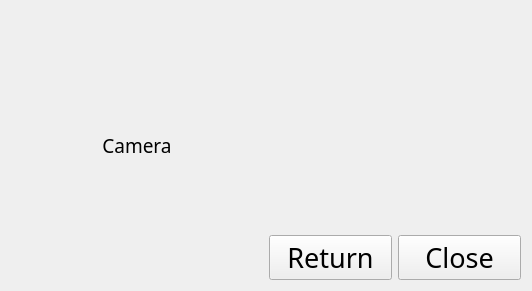
This is GUI/information.ui in phuongthunee/Face-Recognition-in-Real-time as Qt 5 draws it before an edit. The edited form follows.
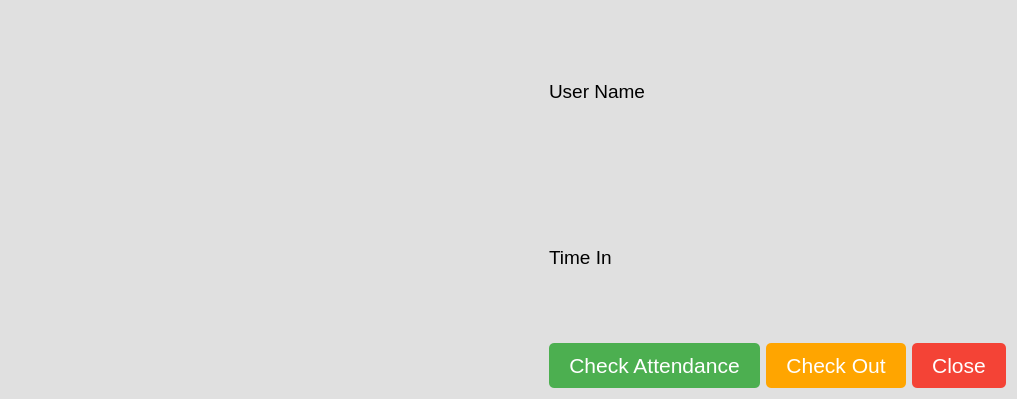
This is the edited form.

Diff of the .ui file:
```diff
--- a/GUI/information.ui
+++ b/GUI/information.ui
@@ -12,36 +12,32 @@
    <rect>
     <x>0</x>
     <y>0</y>
-    <width>532</width>
-    <height>291</height>
+    <width>921</width>
+    <height>389</height>
    </rect>
   </property>
   <property name="windowTitle">
-   <string>Noti</string>
+   <string>Notification</string>
+  </property>
+  <property name="styleSheet">
+   <string notr="true">QWidget { background-color: #e0e0e0; }</string>
   </property>
   <layout class="QHBoxLayout" name="horizontalLayout">
    <item>
-    <layout class="QVBoxLayout" name="verticalLayout">
-     <item>
-      <widget class="QLabel" name="imageLabel">
-       <property name="enabled">
-        <bool>true</bool>
-       </property>
-       <property name="font">
-        <font>
-         <family>STXinwei</family>
-         <pointsize>14</pointsize>
-        </font>
-       </property>
-       <property name="text">
-        <string>Camera</string>
-       </property>
-       <property name="alignment">
-        <set>Qt::AlignCenter</set>
-       </property>
-      </widget>
-     </item>
-    </layout>
+    <widget class="QLabel" name="imageLabel">
+     <property name="minimumSize">
+      <size>
+       <width>532</width>
+       <height>377</height>
+      </size>
+     </property>
+     <property name="maximumSize">
+      <size>
+       <width>532</width>
+       <height>377</height>
+      </size>
+     </property>
+    </widget>
    </item>
    <item>
     <layout class="QVBoxLayout" name="verticalLayout_2">
@@ -49,15 +45,12 @@
       <widget class="QLabel" name="nameLabel">
        <property name="font">
         <font>
-         <family>STXinwei</family>
+         <family>Segoe UI</family>
          <pointsize>14</pointsize>
-         <weight>50</weight>
-         <italic>false</italic>
-         <bold>false</bold>
         </font>
        </property>
        <property name="text">
-        <string/>
+        <string>User Name</string>
        </property>
       </widget>
      </item>
@@ -65,15 +58,12 @@
       <widget class="QLabel" name="timeInLabel">
        <property name="font">
         <font>
-         <family>STXinwei</family>
+         <family>Segoe UI</family>
          <pointsize>14</pointsize>
-         <weight>50</weight>
-         <italic>false</italic>
-         <bold>false</bold>
         </font>
        </property>
        <property name="text">
-        <string/>
+        <string>Time In</string>
        </property>
       </widget>
      </item>
@@ -83,15 +73,31 @@
         <widget class="QPushButton" name="return_bt">
          <property name="font">
           <font>
-           <family>STXinwei</family>
-           <pointsize>20</pointsize>
-           <weight>50</weight>
-           <italic>false</italic>
-           <bold>false</bold>
+           <family>Segoe UI</family>
+           <pointsize>16</pointsize>
           </font>
          </property>
+         <property name="styleSheet">
+          <string notr="true">QPushButton { background-color: #4CAF50; color: white; padding: 10px 20px; border-radius: 5px; }</string>
+         </property>
          <property name="text">
-          <string>Return</string>
+          <string>Check Attendance</string>
+         </property>
+        </widget>
+       </item>
+       <item>
+        <widget class="QPushButton" name="checkout_bt">
+         <property name="font">
+          <font>
+           <family>Segoe UI</family>
+           <pointsize>16</pointsize>
+          </font>
+         </property>
+         <property name="styleSheet">
+          <string notr="true">QPushButton { background-color: #FFA500; color: white; padding: 10px 20px; border-radius: 5px; }</string>
+         </property>
+         <property name="text">
+          <string>Check Out</string>
          </property>
         </widget>
        </item>
@@ -99,13 +105,13 @@
         <widget class="QPushButton" name="close_bt">
          <property name="font">
           <font>
-           <family>STXinwei</family>
-           <pointsize>20</pointsize>
-           <weight>50</weight>
-           <italic>false</italic>
-           <bold>false</bold>
+           <family>Segoe UI</family>
+           <pointsize>16</pointsize>
           </font>
          </property>
+         <property name="styleSheet">
+          <string notr="true">QPushButton { background-color: #f44336; color: white; padding: 10px 20px; border-radius: 5px; }</string>
+         </property>
          <property name="text">
           <string>Close</string>
          </property>
```
Left out of the diff: 2 changed lines with no effect on the pictures.
